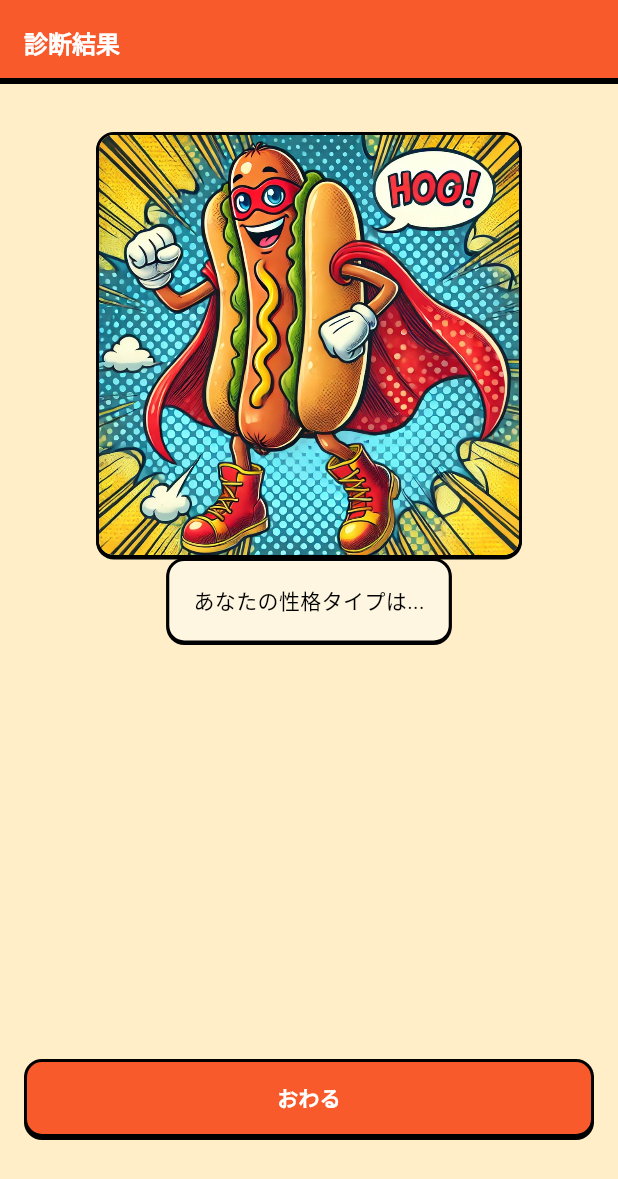
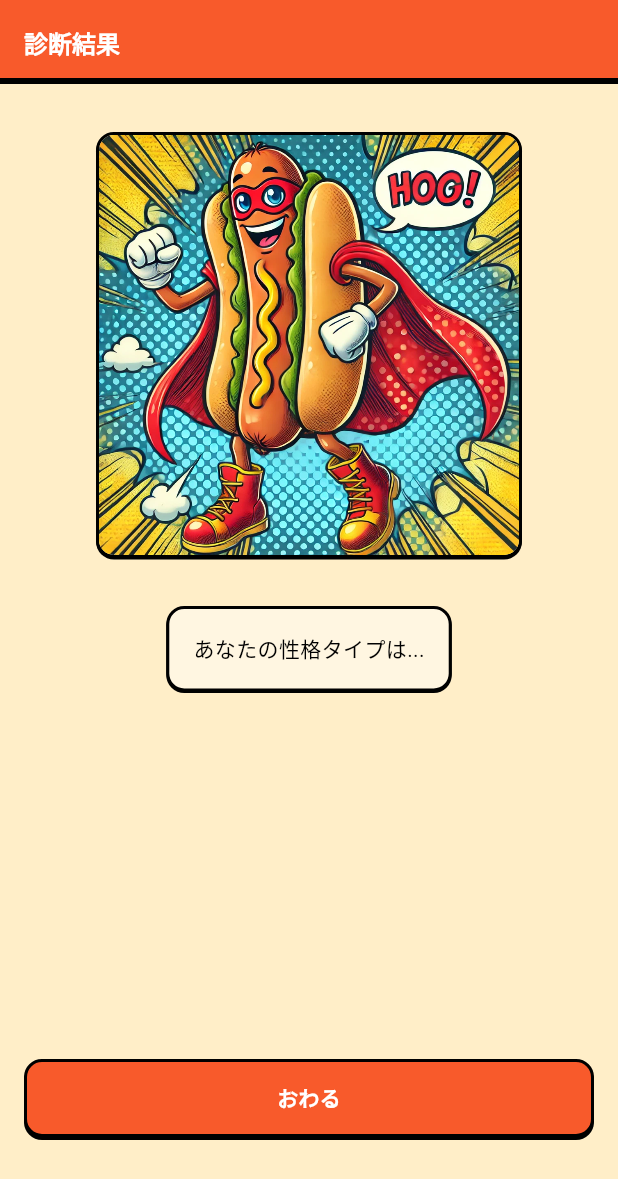
Before and after one commit to OriginMaster2024/origin_master_2024_flutter, a Flutter app: the ResultPage screen opened directly, on a phone screen of 412 x 824 dp. Shown: the top 1179 px of the screen. Run offline on Flutter 3.47's test engine with Material 3 defaults, Android fonts, the phone set to English and light mode, and no system bars; our stand-ins replace audioplayers, flutter_hooks, flutter_svg, gap, google_fonts, hooks_riverpod and 2 more.

Commit message:
Add margin

```diff
--- a/lib/page/result_page.dart
+++ b/lib/page/result_page.dart
@@ -39,6 +39,7 @@ class ResultPage extends StatelessWidget {
                             child: personalityType.image
                         ),
                       ),
+                      Gap(32),
                       ThreeDimensionalContainer(
                           child: Padding(
                             padding: EdgeInsets.all(16),
```
